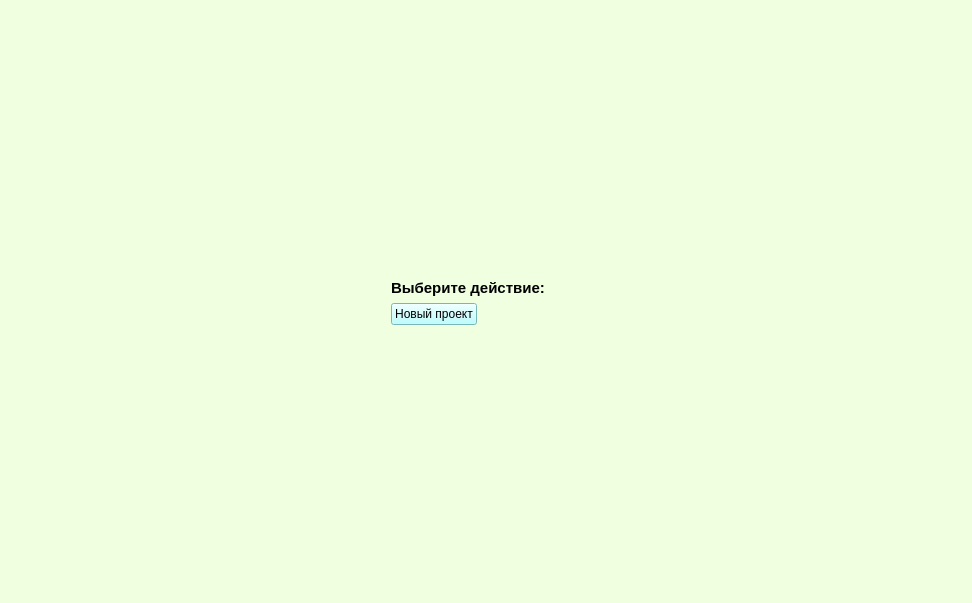
The window that paint.ui (moevm/gui-1h2018-37) describes before a commit, drawn with Qt 5.
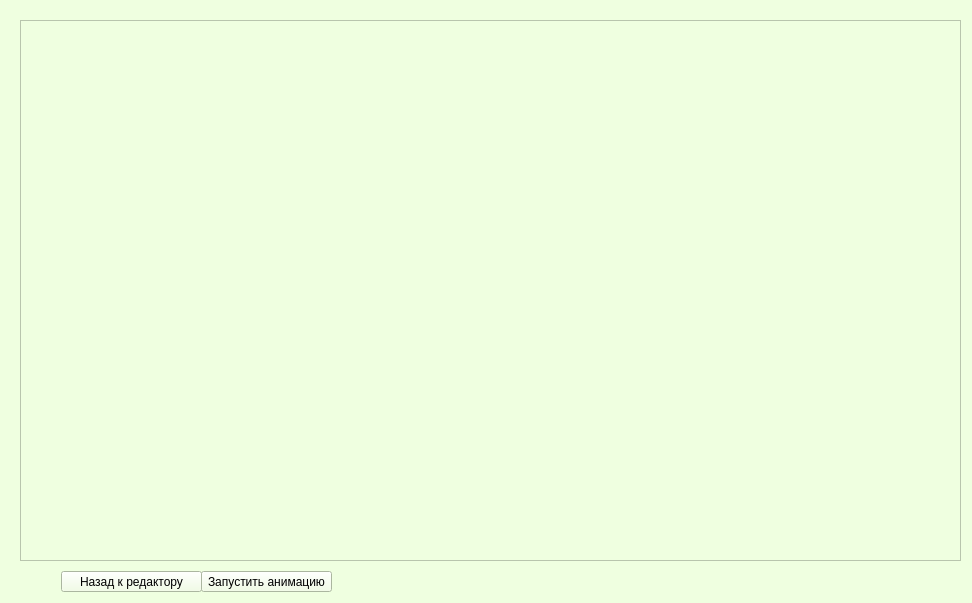
The same window after the commit. The open tabs and pages were chosen to show the change.

Commit message: Новая классная форма

```diff
--- a/paint.ui
+++ b/paint.ui
@@ -20,8 +20,8 @@
    <string notr="true">
 background-color: rgb(239, 255, 224);</string>
   </property>
-  <layout class="QHBoxLayout" name="horizontalLayout">
-   <item>
+  <layout class="QGridLayout" name="gridLayout_2">
+   <item row="0" column="0">
     <widget class="QStackedWidget" name="stackedWidget">
      <property name="currentIndex">
       <number>1</number>
@@ -452,87 +452,45 @@
        </item>
       </layout>
      </widget>
-	  <widget class="QWidget" name="page_5">
-      <layout class="QGridLayout" name="gridLayout">
-       <item row="3" column="6">
-        <spacer name="horizontalSpacer">
-         <property name="orientation">
-          <enum>Qt::Horizontal</enum>
-         </property>
-         <property name="sizeHint" stdset="0">
-          <size>
-           <width>40</width>
-           <height>20</height>
-          </size>
-         </property>
-        </spacer>
-       </item>
-       <item row="3" column="0">
-        <spacer name="horizontalSpacer_2">
-         <property name="orientation">
-          <enum>Qt::Horizontal</enum>
-         </property>
-         <property name="sizeHint" stdset="0">
-          <size>
-           <width>40</width>
-           <height>20</height>
-          </size>
-         </property>
-        </spacer>
-       </item>
-       <item row="0" column="4">
-        <spacer name="verticalSpacer">
-         <property name="orientation">
-          <enum>Qt::Vertical</enum>
-         </property>
-         <property name="sizeHint" stdset="0">
-          <size>
-           <width>20</width>
-           <height>40</height>
-          </size>
-         </property>
-        </spacer>
-       </item>
-       <item row="5" column="5">
-        <spacer name="verticalSpacer_2">
-         <property name="orientation">
-          <enum>Qt::Vertical</enum>
-         </property>
-         <property name="sizeHint" stdset="0">
-          <size>
-           <width>17</width>
-           <height>37</height>
-          </size>
-         </property>
-        </spacer>
-       </item>
-       <item row="1" column="2" colspan="2">
-        <widget class="QLabel" name="label_1">
-         <property name="text">
-          <string>&lt;html&gt;&lt;head/&gt;&lt;body&gt;&lt;p&gt;&lt;span style=&quot; font-size:11pt; font-weight:600;&quot;&gt;Выберите действие:&lt;/span&gt;&lt;/p&gt;&lt;/body&gt;&lt;/html&gt;</string>
-         </property>
-        </widget>
-       </item>
-       <item row="3" column="2">
-        <widget class="QPushButton" name="btnStart">
-         <property name="maximumSize">
-          <size>
-           <width>299</width>
-           <height>16777215</height>
-          </size>
-         </property>
-         <property name="styleSheet">
-          <string notr="true">background-color: rgb(170, 255, 255);</string>
-         </property>
-         <property name="text">
-          <string>Новый проект</string>
-         </property>
-        </widget>
-       </item>
-      </layout>
+     <widget class="QWidget" name="page_5">
+      <widget class="QGraphicsView" name="graphicsView_3">
+       <property name="geometry">
+        <rect>
+         <x>9</x>
+         <y>9</y>
+         <width>941</width>
+         <height>541</height>
+        </rect>
+       </property>
+      </widget>
+      <widget class="QPushButton" name="btnBack">
+       <property name="geometry">
+        <rect>
+         <x>50</x>
+         <y>560</y>
+         <width>141</width>
+         <height>21</height>
+        </rect>
+       </property>
+       <property name="text">
+        <string>Назад к редактору</string>
+       </property>
+      </widget>
+      <widget class="QPushButton" name="btnPlay">
+       <property name="geometry">
+        <rect>
+         <x>190</x>
+         <y>560</y>
+         <width>131</width>
+         <height>21</height>
+        </rect>
+       </property>
+       <property name="text">
+        <string>Запустить анимацию</string>
+       </property>
+      </widget>
      </widget>
     </widget>
-	
    </item>
   </layout>
  </widget>
```
Left out of the diff: 2 changed lines with no effect on the pictures. The commit also changes 2 other files.
